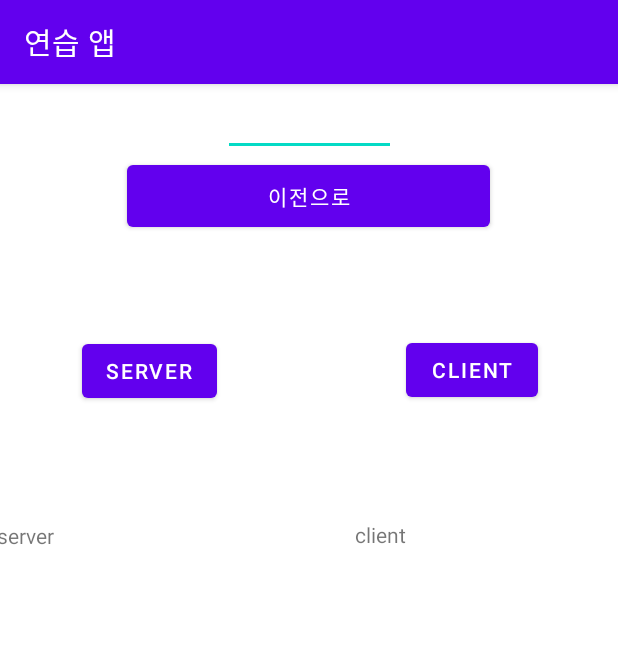
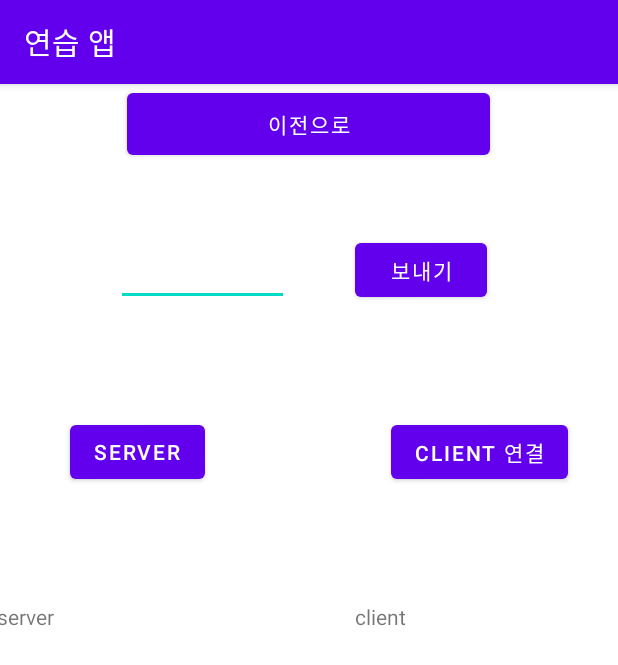
Before and after one commit to DukiChoi/bleAndroidApp, an Android app: the MainActivity3 screen opened directly, with no data from a screen before it, on a phone screen of 412 x 824 dp. Shown: the top 665 px of the screen. Run offline under Robolectric (Android 15) with nearby library versions, the phone set to English and light mode, and no system bars.

Commit message:
Added pages

```diff
--- a/app/src/main/res/layout/activity_main3.xml
+++ b/app/src/main/res/layout/activity_main3.xml
@@ -10,7 +10,9 @@
         android:id="@+id/editText"
         android:layout_width="115dp"
         android:layout_height="48dp"
+        android:layout_marginTop="100dp"
         app:layout_constraintEnd_toEndOf="parent"
+        app:layout_constraintHorizontal_bias="0.26"
         app:layout_constraintStart_toStartOf="parent"
         app:layout_constraintTop_toTopOf="parent" />
 
@@ -23,7 +25,7 @@
         app:layout_constraintEnd_toEndOf="parent"
         app:layout_constraintHorizontal_bias="0.497"
         app:layout_constraintStart_toStartOf="parent"
-        app:layout_constraintTop_toBottomOf="@+id/editText" />
+        app:layout_constraintTop_toTopOf="parent" />
 
     <TextView
         android:id="@+id/textView3"
@@ -56,7 +58,8 @@
         app:layout_constraintBottom_toBottomOf="parent"
         app:layout_constraintEnd_toEndOf="parent"
         app:layout_constraintStart_toStartOf="parent"
-        app:layout_constraintTop_toBottomOf="@+id/button8">
+        app:layout_constraintTop_toBottomOf="@+id/button8"
+        app:layout_constraintVertical_bias="0.501">
 
     </LinearLayout>
 
@@ -65,13 +68,13 @@
         android:layout_width="wrap_content"
         android:layout_height="wrap_content"
         android:onClick="onButton6Clicked"
-        android:text="Client"
+        android:text="Client 연결"
         app:layout_constraintBottom_toBottomOf="parent"
         app:layout_constraintEnd_toEndOf="parent"
-        app:layout_constraintHorizontal_bias="0.39"
+        app:layout_constraintHorizontal_bias="0.413"
         app:layout_constraintStart_toEndOf="@+id/linearLayout"
-        app:layout_constraintTop_toBottomOf="@+id/button8"
-        app:layout_constraintVertical_bias="0.106" />
+        app:layout_constraintTop_toBottomOf="@+id/button12"
+        app:layout_constraintVertical_bias="0.128" />
 
     <Button
         android:id="@+id/button5"
@@ -81,10 +84,10 @@
         android:text="SERVER"
         app:layout_constraintBottom_toBottomOf="parent"
         app:layout_constraintEnd_toStartOf="@+id/linearLayout"
-        app:layout_constraintHorizontal_bias="0.642"
+        app:layout_constraintHorizontal_bias="0.547"
         app:layout_constraintStart_toStartOf="parent"
-        app:layout_constraintTop_toBottomOf="@+id/button8"
-        app:layout_constraintVertical_bias="0.107" />
+        app:layout_constraintTop_toBottomOf="@+id/editText"
+        app:layout_constraintVertical_bias="0.128" />
 
     <TextView
         android:id="@+id/textView4"
@@ -99,4 +102,15 @@
         app:layout_constraintTop_toBottomOf="@+id/textView3"
         app:layout_constraintVertical_bias="0.27" />
 
+    <Button
+        android:id="@+id/button12"
+        android:layout_width="wrap_content"
+        android:layout_height="wrap_content"
+        android:layout_marginTop="100dp"
+        android:text="보내기"
+        app:layout_constraintEnd_toEndOf="parent"
+        app:layout_constraintHorizontal_bias="0.731"
+        app:layout_constraintStart_toStartOf="parent"
+        app:layout_constraintTop_toTopOf="parent" />
+
 </androidx.constraintlayout.widget.ConstraintLayout>
```
Also changed, not shown: app/src/main/res/layout/activity_main5.xml (+30 -30 lines).
